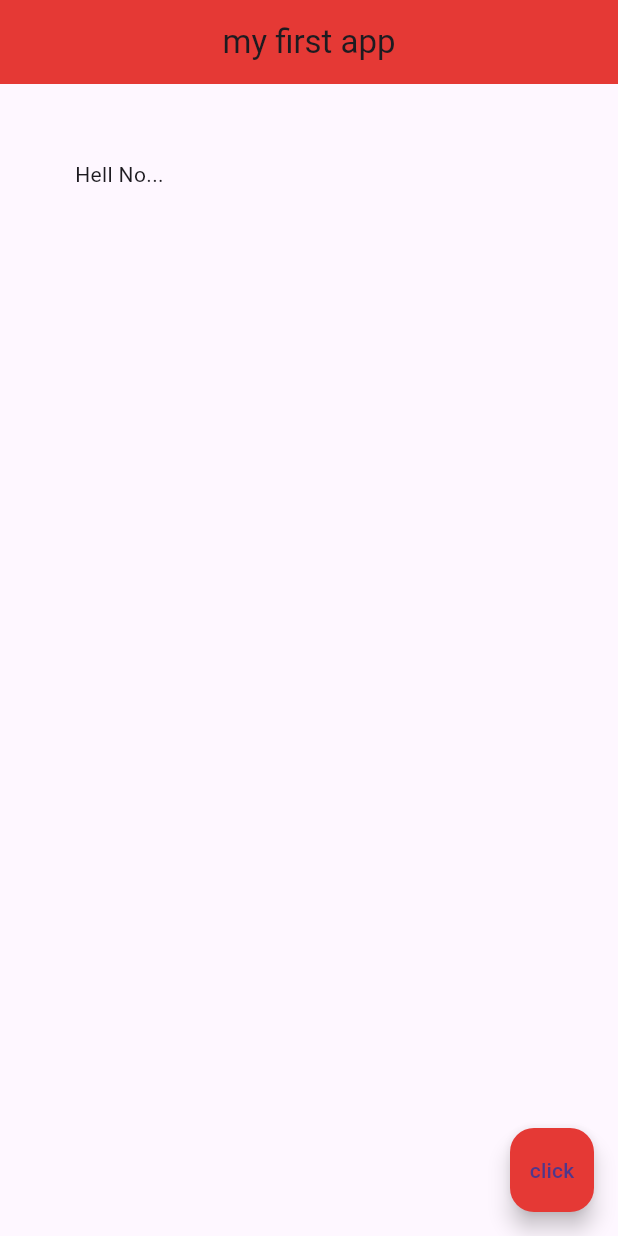
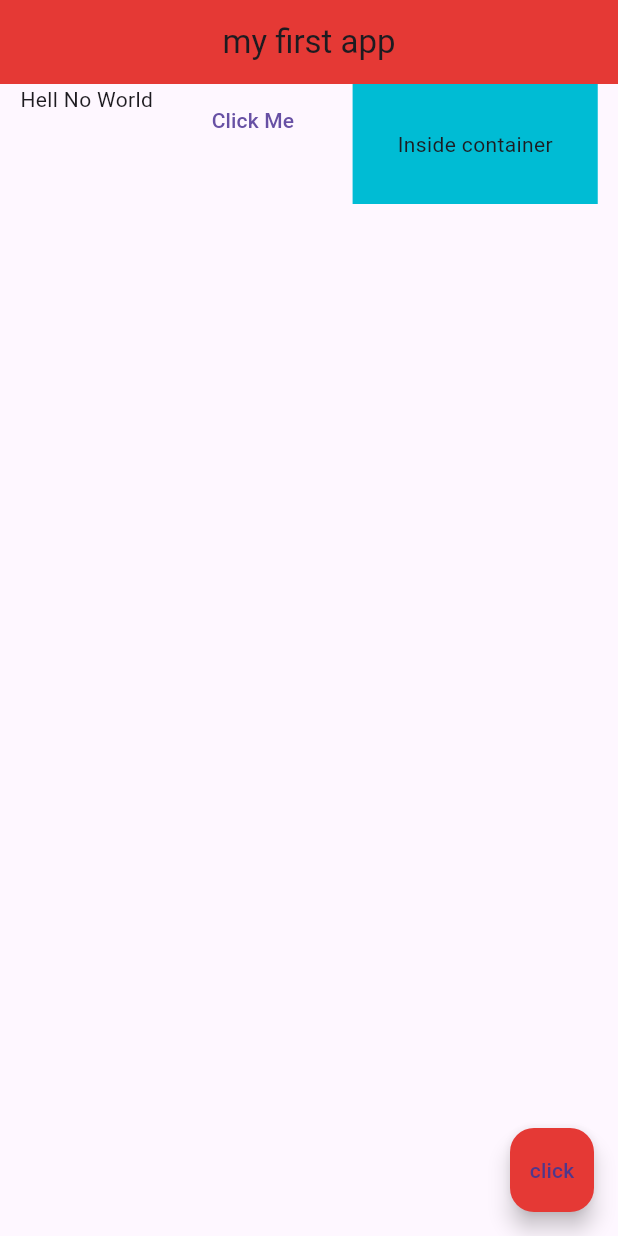
Before and after one commit to PhillipSaint254/learning-flutter, a Flutter app: the screen it shows after launch, on a phone screen of 412 x 824 dp. Run offline on Flutter 3.47's test engine with Material 3 defaults, Android fonts, the phone set to English and light mode, and no system bars.

Commit message:
Code for row allignment and execution

```diff
--- a/lib/main.dart
+++ b/lib/main.dart
@@ -17,17 +17,28 @@ class Home extends StatelessWidget {
         backgroundColor: Colors.red[600],
         centerTitle: true,
       ),
-      // body: Container(
-      //   // padding: EdgeInsets.all(20.0),
-      //   // padding: EdgeInsets.symmetric(horizontal: 30.0, vertical: 10.0),
-      //   padding: EdgeInsets.fromLTRB(10.0, 20.0, 30.0, 40.0),
-      //   margin: EdgeInsets.all(30.0),
-      //   color: Colors.grey[400],
-      //   child: Text("Hell No."),
-      // ),
-      body: Padding(
-        child: Text("Hell No..."),
-        padding: EdgeInsets.all(50.0),
+      body: Row(
+        // mainAxisAlignment: MainAxisAlignment.spaceBetween,
+        // mainAxisAlignment: MainAxisAlignment.spaceCenter,
+        // mainAxisAlignment: MainAxisAlignment.spaceEnd,
+        // mainAxisAlignment: MainAxisAlignment.spaceStart,
+        mainAxisAlignment: MainAxisAlignment.spaceAround,
+        // crossAxisAlignment: CrossAxisAlignment.center,
+        // crossAxisAlignment: CrossAxisAlignment.end,
+        // crossAxisAlignment: CrossAxisAlignment.stretch,
+        crossAxisAlignment: CrossAxisAlignment.start,
+        children: [
+          Text("Hell No World"),
+          TextButton(
+              onPressed: (){},
+              child: Text("Click Me")
+          ),
+          Container(
+            color: Colors.cyan,
+            padding: EdgeInsets.all(30.0),
+            child: Text("Inside container"),
+          )
+        ],
       ),
       floatingActionButton: FloatingActionButton(
         child: Text("click"),
```
